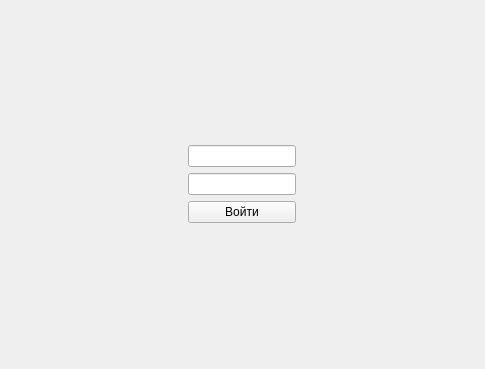
Qt form Forms/FormsAuthorization/FormAuthorization.ui (N00llk/bar-booking) before a commit.
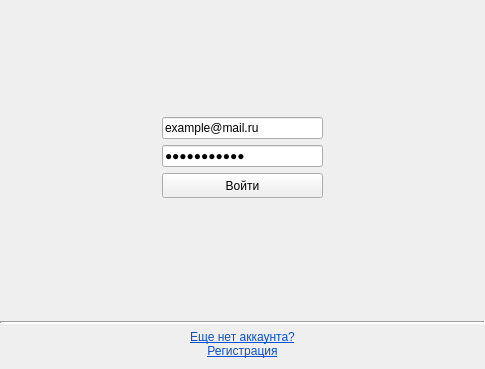
The same form after that commit.

The edit to the form file:
```diff
--- a/Forms/FormsAuthorization/FormAuthorization.ui
+++ b/Forms/FormsAuthorization/FormAuthorization.ui
@@ -19,15 +19,73 @@
   <property name="styleSheet">
    <string notr="true"/>
   </property>
-  <layout class="QVBoxLayout" name="verticalLayout_3">
-   <item alignment="Qt::AlignHCenter|Qt::AlignVCenter">
-    <widget class="QWidget" name="holderWidget" native="true">
+  <layout class="QVBoxLayout" name="verticalLayout_2">
+   <property name="leftMargin">
+    <number>0</number>
+   </property>
+   <property name="topMargin">
+    <number>0</number>
+   </property>
+   <property name="rightMargin">
+    <number>0</number>
+   </property>
+   <item>
+    <layout class="QHBoxLayout" name="horizontalLayout">
+     <item>
+      <spacer name="horizontalSpacer">
+       <property name="orientation">
+        <enum>Qt::Horizontal</enum>
+       </property>
+       <property name="sizeHint" stdset="0">
+        <size>
+         <width>152</width>
+         <height>20</height>
+        </size>
+       </property>
+      </spacer>
+     </item>
+     <item>
      <layout class="QVBoxLayout" name="verticalLayout">
       <item>
-       <widget class="QLineEdit" name="loginLineEdit"/>
+        <spacer name="verticalSpacer_2">
+         <property name="orientation">
+          <enum>Qt::Vertical</enum>
+         </property>
+         <property name="sizeHint" stdset="0">
+          <size>
+           <width>20</width>
+           <height>40</height>
+          </size>
+         </property>
+        </spacer>
+       </item>
+       <item>
+        <widget class="QLineEdit" name="loginLineEdit">
+         <property name="minimumSize">
+          <size>
+           <width>0</width>
+           <height>0</height>
+          </size>
+         </property>
+         <property name="text">
+          <string>example@mail.ru</string>
+         </property>
+        </widget>
       </item>
       <item>
        <widget class="QLineEdit" name="passwordLineEdit">
+         <property name="minimumSize">
+          <size>
+           <width>0</width>
+           <height>0</height>
+          </size>
+         </property>
+         <property name="text">
+          <string>testPass123</string>
+         </property>
+         <property name="frame">
+          <bool>true</bool>
+         </property>
         <property name="echoMode">
          <enum>QLineEdit::Password</enum>
         </property>
@@ -35,12 +93,74 @@
       </item>
       <item>
        <widget class="QPushButton" name="enterPushButton">
+         <property name="sizePolicy">
+          <sizepolicy hsizetype="Expanding" vsizetype="Fixed">
+           <horstretch>0</horstretch>
+           <verstretch>0</verstretch>
+          </sizepolicy>
+         </property>
+         <property name="minimumSize">
+          <size>
+           <width>0</width>
+           <height>25</height>
+          </size>
+         </property>
         <property name="text">
          <string>Войти</string>
         </property>
        </widget>
       </item>
-     </layout>
+       <item>
+        <spacer name="verticalSpacer">
+         <property name="orientation">
+          <enum>Qt::Vertical</enum>
+         </property>
+         <property name="sizeHint" stdset="0">
+          <size>
+           <width>20</width>
+           <height>40</height>
+          </size>
+         </property>
+        </spacer>
+       </item>
+      </layout>
+     </item>
+     <item>
+      <spacer name="horizontalSpacer_2">
+       <property name="orientation">
+        <enum>Qt::Horizontal</enum>
+       </property>
+       <property name="sizeHint" stdset="0">
+        <size>
+         <width>152</width>
+         <height>20</height>
+        </size>
+       </property>
+      </spacer>
+     </item>
+    </layout>
+   </item>
+   <item>
+    <widget class="Line" name="line">
+     <property name="lineWidth">
+      <number>2</number>
+     </property>
+     <property name="orientation">
+      <enum>Qt::Horizontal</enum>
+     </property>
+    </widget>
+   </item>
+   <item>
+    <widget class="QLabel" name="registrationLabel">
+     <property name="lineWidth">
+      <number>2</number>
+     </property>
+     <property name="text">
+      <string>&lt;html&gt;&lt;head/&gt;&lt;body&gt;&lt;p align=&quot;center&quot;&gt;&lt;a href=&quot;whatever&quot;&gt;&lt;span style=&quot; text-decoration: underline; color:#094fd1;&quot;&gt;Еще нет аккаунта?&lt;br/&gt;Регистрация&lt;/span&gt;&lt;/a&gt;&lt;/p&gt;&lt;/body&gt;&lt;/html&gt;</string>
+     </property>
+     <property name="textFormat">
+      <enum>Qt::RichText</enum>
+     </property>
     </widget>
    </item>
   </layout>
```
Lines whose indentation alone changed are shown as unchanged.
